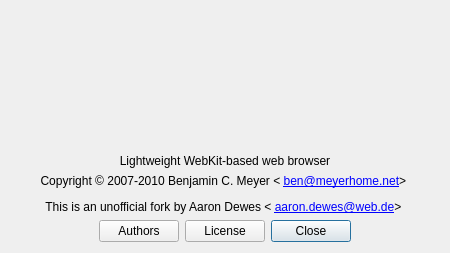
Arora/arora, file src/aboutdialog.ui: the form before one commit.
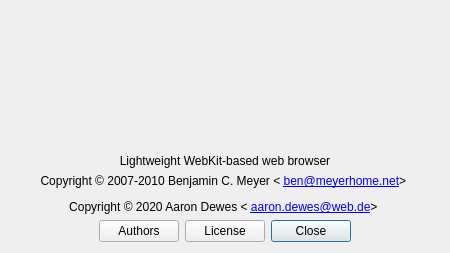
The form after the commit.

The edit to the form file:
```diff
--- a/src/aboutdialog.ui
+++ b/src/aboutdialog.ui
@@ -133,17 +133,7 @@
       </sizepolicy>
      </property>
      <property name="text">
-      <string>&lt;html&gt;
-&lt;body style=&quot; font-size:9pt;&quot;&gt;
-&lt;p&gt;
-Copyright © 2007-2010 Benjamin C. Meyer &amp;lt;
-&lt;a href=&quot;mailto:ben@meyerhome.net&quot;&gt;ben@meyerhome.net&lt;/a&gt;&amp;gt;
-&lt;/p&gt;
-&lt;p&gt;This is an unofficial fork by Aaron Dewes &amp;lt;
-&lt;a href=&quot;mailto:ben@meyerhome.net&quot;&gt;aaron.dewes@web.de&lt;/a&gt;&amp;gt;
-&lt;/p&gt;
-&lt;/body&gt;
-&lt;/html&gt;</string>
+      <string>&lt;html&gt;&lt;head/&gt;&lt;body&gt;&lt;p&gt;&lt;span style=&quot; font-size:9pt;&quot;&gt;Copyright © 2007-2010 Benjamin C. Meyer &amp;lt; &lt;/span&gt;&lt;a href=&quot;mailto:ben@meyerhome.net&quot;&gt;&lt;span style=&quot; font-size:9pt; text-decoration: underline; color:#0000ff;&quot;&gt;ben@meyerhome.net&lt;/span&gt;&lt;/a&gt;&lt;span style=&quot; font-size:9pt;&quot;&gt;&amp;gt; &lt;/span&gt;&lt;/p&gt;&lt;p&gt;&lt;span style=&quot; font-size:9pt;&quot;&gt;Copyright © 2020 Aaron Dewes &amp;lt; &lt;/span&gt;&lt;a href=&quot;mailto:ben@meyerhome.net&quot;&gt;&lt;span style=&quot; font-size:9pt; text-decoration: underline; color:#0000ff;&quot;&gt;aaron.dewes@web.de&lt;/span&gt;&lt;/a&gt;&lt;span style=&quot; font-size:9pt;&quot;&gt;&amp;gt; &lt;/span&gt;&lt;/p&gt;&lt;/body&gt;&lt;/html&gt;</string>
      </property>
      <property name="alignment">
       <set>Qt::AlignCenter</set>
```
